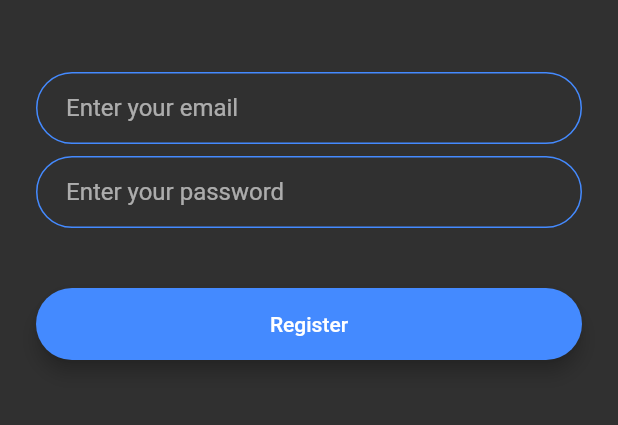
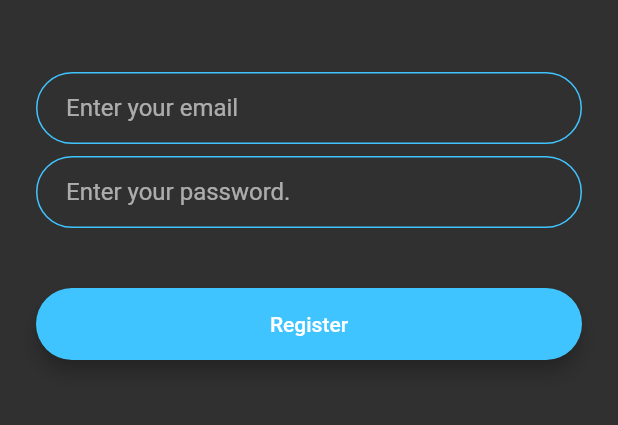
Before and after one commit to arjitmishra/flash_chat, a Flutter app: the screen it shows after launch, after a tap on "Register", on a phone screen of 412 x 824 dp, the part 576-1001 px from its top. Run offline on Flutter 3.47's test engine with Material 2 defaults, Android fonts, the phone set to English and light mode, and no system bars; our stand-ins replace animated_text_kit.

```diff
--- /dev/null
+++ b/lib/components/rounded_button.dart
@@ -0,0 +1,34 @@
+import 'package:flutter/material.dart';
+
+class RoundedButton extends StatelessWidget {
+
+  RoundedButton({
+    this.color,
+    this.title,
+    @required this.onPressed,
+  });
+
+  final Color color;
+  final String title;
+  final Function onPressed;
+
+  @override
+  Widget build(BuildContext context) {
+    return Padding(
+      padding: EdgeInsets.symmetric(vertical: 16.0),
+      child: Material(
+        elevation: 5.0,
+        color: color,
+        borderRadius: BorderRadius.circular(30.0),
+        child: MaterialButton(
+          onPressed: onPressed,
+          minWidth: 200.0,
+          height: 42.0,
+          child: Text(
+            title,
+          ),
+        ),
+      ),
+    );
+  }
+}
--- a/lib/constants.dart
+++ b/lib/constants.dart
@@ -17,3 +17,41 @@ const kMessageContainerDecoration = BoxDecoration(
     top: BorderSide(color: Colors.lightBlueAccent, width: 2.0),
   ),
 );
+
+const kTextFieldEmail = InputDecoration(
+  hintText: 'Enter your email',
+  contentPadding:
+  EdgeInsets.symmetric(vertical: 10.0, horizontal: 20.0),
+  border: OutlineInputBorder(
+    borderRadius: BorderRadius.all(Radius.circular(32.0)),
+  ),
+  enabledBorder: OutlineInputBorder(
+    borderSide:
+    BorderSide(color: Colors.lightBlueAccent, width: 1.0),
+    borderRadius: BorderRadius.all(Radius.circular(32.0)),
+  ),
+  focusedBorder: OutlineInputBorder(
+    borderSide:
+    BorderSide(color: Colors.lightBlueAccent, width: 2.0),
+    borderRadius: BorderRadius.all(Radius.circular(32.0)),
+  ),
+);
+
+const kTextFieldPassword = InputDecoration(
+  hintText: 'Enter your password.',
+  contentPadding:
+  EdgeInsets.symmetric(vertical: 10.0, horizontal: 20.0),
+  border: OutlineInputBorder(
+    borderRadius: BorderRadius.all(Radius.circular(32.0)),
+  ),
+  enabledBorder: OutlineInputBorder(
+    borderSide:
+    BorderSide(color: Colors.lightBlueAccent, width: 1.0),
+    borderRadius: BorderRadius.all(Radius.circular(32.0)),
+  ),
+  focusedBorder: OutlineInputBorder(
+    borderSide:
+    BorderSide(color: Colors.lightBlueAccent, width: 2.0),
+    borderRadius: BorderRadius.all(Radius.circular(32.0)),
+  ),
+);
--- a/lib/main.dart
+++ b/lib/main.dart
@@ -12,7 +12,7 @@ class FlashChat extends StatelessWidget {
   Widget build(BuildContext context) {
     return MaterialApp(
       debugShowCheckedModeBanner: false,
-      title: "Flop Chat",
+      title: "Dart Chat",
       theme: ThemeData.dark(),
 //            .copyWith(
 //    textTheme: TextTheme(
--- a/lib/screens/login_screen.dart
+++ b/lib/screens/login_screen.dart
@@ -1,3 +1,6 @@
+import 'package:flaschat/components/rounded_button.dart';
+import 'package:flaschat/constants.dart';
+import 'package:flaschat/screens/chat_screen.dart';
 import 'package:flutter/material.dart';
 
 class LoginScreen extends StatefulWidget {
@@ -33,24 +36,7 @@ class _LoginScreenState extends State<LoginScreen> {
               onChanged: (value) {
                 //Do something with the user input.
               },
-              decoration: InputDecoration(
-                hintText: 'Enter your email',
-                contentPadding:
-                    EdgeInsets.symmetric(vertical: 10.0, horizontal: 20.0),
-                border: OutlineInputBorder(
-                  borderRadius: BorderRadius.all(Radius.circular(32.0)),
-                ),
-                enabledBorder: OutlineInputBorder(
-                  borderSide:
-                      BorderSide(color: Colors.lightBlueAccent, width: 1.0),
-                  borderRadius: BorderRadius.all(Radius.circular(32.0)),
-                ),
-                focusedBorder: OutlineInputBorder(
-                  borderSide:
-                      BorderSide(color: Colors.lightBlueAccent, width: 2.0),
-                  borderRadius: BorderRadius.all(Radius.circular(32.0)),
-                ),
-              ),
+              decoration: kTextFieldEmail,
             ),
             SizedBox(
               height: 8.0,
@@ -59,45 +45,20 @@ class _LoginScreenState extends State<LoginScreen> {
               onChanged: (value) {
                 //Do something with the user input.
               },
-              decoration: InputDecoration(
-                hintText: 'Enter your password.',
-                contentPadding:
-                    EdgeInsets.symmetric(vertical: 10.0, horizontal: 20.0),
-                border: OutlineInputBorder(
-                  borderRadius: BorderRadius.all(Radius.circular(32.0)),
-                ),
-                enabledBorder: OutlineInputBorder(
-                  borderSide:
-                      BorderSide(color: Colors.lightBlueAccent, width: 1.0),
-                  borderRadius: BorderRadius.all(Radius.circular(32.0)),
-                ),
-                focusedBorder: OutlineInputBorder(
-                  borderSide:
-                      BorderSide(color: Colors.lightBlueAccent, width: 2.0),
-                  borderRadius: BorderRadius.all(Radius.circular(32.0)),
-                ),
-              ),
+              decoration: kTextFieldPassword,
             ),
             SizedBox(
               height: 24.0,
             ),
-            Padding(
-              padding: EdgeInsets.symmetric(vertical: 16.0),
-              child: Material(
-                color: Colors.lightBlueAccent,
-                borderRadius: BorderRadius.all(Radius.circular(30.0)),
-                elevation: 5.0,
-                child: MaterialButton(
-                  onPressed: () {
-                    //Implement login functionality.
-                  },
-                  minWidth: 200.0,
-                  height: 42.0,
-                  child: Text(
-                    'Log In',
-                  ),
-                ),
-              ),
+            RoundedButton(
+              title: 'Log In',
+              color: Colors.lightBlueAccent,
+              onPressed: () {
+                Navigator.pushNamed(
+                  context,
+                  ChatScreen.id,
+                );
+              },
             ),
           ],
         ),
--- a/lib/screens/registration_screen.dart
+++ b/lib/screens/registration_screen.dart
@@ -1,3 +1,6 @@
+import 'package:flaschat/components/rounded_button.dart';
+import 'package:flaschat/constants.dart';
+import 'package:flaschat/screens/chat_screen.dart';
 import 'package:flutter/material.dart';
 
 class RegistrationScreen extends StatefulWidget {
@@ -33,22 +36,7 @@ class _RegistrationScreenState extends State<RegistrationScreen> {
               onChanged: (value) {
                 //Do something with the user input.
               },
-              decoration: InputDecoration(
-                hintText: 'Enter your email',
-                contentPadding:
-                    EdgeInsets.symmetric(vertical: 10.0, horizontal: 20.0),
-                border: OutlineInputBorder(
-                  borderRadius: BorderRadius.all(Radius.circular(32.0)),
-                ),
-                enabledBorder: OutlineInputBorder(
-                  borderSide: BorderSide(color: Colors.blueAccent, width: 1.0),
-                  borderRadius: BorderRadius.all(Radius.circular(32.0)),
-                ),
-                focusedBorder: OutlineInputBorder(
-                  borderSide: BorderSide(color: Colors.blueAccent, width: 2.0),
-                  borderRadius: BorderRadius.all(Radius.circular(32.0)),
-                ),
-              ),
+              decoration: kTextFieldEmail,
             ),
             SizedBox(
               height: 8.0,
@@ -57,44 +45,20 @@ class _RegistrationScreenState extends State<RegistrationScreen> {
               onChanged: (value) {
                 //Do something with the user input.
               },
-              decoration: InputDecoration(
-                hintText: 'Enter your password',
-                contentPadding:
-                    EdgeInsets.symmetric(vertical: 10.0, horizontal: 20.0),
-                border: OutlineInputBorder(
-                  borderRadius: BorderRadius.all(Radius.circular(32.0)),
-                ),
-                enabledBorder: OutlineInputBorder(
-                  borderSide: BorderSide(color: Colors.blueAccent, width: 1.0),
-                  borderRadius: BorderRadius.all(Radius.circular(32.0)),
-                ),
-                focusedBorder: OutlineInputBorder(
-                  borderSide: BorderSide(color: Colors.blueAccent, width: 2.0),
-                  borderRadius: BorderRadius.all(Radius.circular(32.0)),
-                ),
-              ),
+              decoration: kTextFieldPassword,
             ),
             SizedBox(
               height: 24.0,
             ),
-            Padding(
-              padding: EdgeInsets.symmetric(vertical: 16.0),
-              child: Material(
-                color: Colors.blueAccent,
-                borderRadius: BorderRadius.all(Radius.circular(30.0)),
-                elevation: 5.0,
-                child: MaterialButton(
-                  onPressed: () {
-                    //Implement registration functionality.
-                  },
-                  minWidth: 200.0,
-                  height: 42.0,
-                  child: Text(
-                    'Register',
-                    style: TextStyle(color: Colors.white),
-                  ),
-                ),
-              ),
+            RoundedButton(
+              title: 'Register',
+              color: Colors.lightBlueAccent,
+              onPressed: () {
+                Navigator.pushNamed(
+                  context,
+                  ChatScreen.id,
+                );
+              },
             ),
           ],
         ),
--- a/lib/screens/welcome_screen.dart
+++ b/lib/screens/welcome_screen.dart
@@ -1,6 +1,8 @@
+import 'package:flaschat/components/rounded_button.dart';
 import 'package:flaschat/screens/login_screen.dart';
 import 'package:flaschat/screens/registration_screen.dart';
 import 'package:flutter/material.dart';
+import 'package:animated_text_kit/animated_text_kit.dart';
 
 class WelcomeScreen extends StatefulWidget {
 
@@ -10,11 +12,55 @@ class WelcomeScreen extends StatefulWidget {
   _WelcomeScreenState createState() => _WelcomeScreenState();
 }
 
-class _WelcomeScreenState extends State<WelcomeScreen> {
+class _WelcomeScreenState extends State<WelcomeScreen> with TickerProviderStateMixin{
+
+  AnimationController controller;
+  Animation animation;
+//  Animation animation1;
+
+  @override
+  void initState() {
+    super.initState();
+    controller = AnimationController(
+      duration: Duration(
+        seconds: 1,
+      ),
+      vsync: this,
+    );
+    animation = CurvedAnimation(
+      parent: controller,
+      curve: Curves.decelerate,
+    );
+//    animation1 = ColorTween(
+//      begin: Colors.grey,
+//      end: Colors.transparent,
+//    ).animate(controller);
+//    animation.addStatusListener((status) {
+//      if(status == AnimationStatus.completed) {
+//        controller.reverse(from: 1.0);
+//      } else if(status == AnimationStatus.dismissed) {
+//        controller.forward();
+//      }
+//    });
+    controller.forward();
+    controller.addListener(() {
+      setState(() {
+
+      });
+      // value
+    });
+  }
+
+  @override
+  void dispose() {
+    controller.dispose();
+    super.dispose();
+  }
+
   @override
   Widget build(BuildContext context) {
     return Scaffold(
-//      backgroundColor: Colors.white,
+      backgroundColor: Colors.black,
       body: Padding(
         padding: EdgeInsets.symmetric(horizontal: 24.0),
         child: Column(
@@ -27,12 +73,14 @@ class _WelcomeScreenState extends State<WelcomeScreen> {
                   tag: "logo",
                   child: Container(
                     child: Image.asset('images/logo.png'),
-                    height: 60.0,
+                    height: animation.value * 80.0,
                   ),
                 ),
-                Text(
-                  'Flop Chat',
-                  style: TextStyle(
+                TypewriterAnimatedTextKit(
+                  totalRepeatCount: 100,
+                  speed: Duration(seconds: 1),
+                  text: ['Dart Chat'],
+                  textStyle: TextStyle(
                     fontSize: 45.0,
                     fontWeight: FontWeight.w900,
                     color: Colors.white,
@@ -43,49 +91,25 @@ class _WelcomeScreenState extends State<WelcomeScreen> {
             SizedBox(
               height: 48.0,
             ),
-            Padding(
-              padding: EdgeInsets.symmetric(vertical: 16.0),
-              child: Material(
-                elevation: 5.0,
+            RoundedButton(
+              title: 'Log In',
               color: Colors.lightBlueAccent,
-                borderRadius: BorderRadius.circular(30.0),
-                child: MaterialButton(
               onPressed: () {
                 Navigator.pushNamed(
                   context,
                   LoginScreen.id,
                 );
-                    //Go to login screen.
               },
-                  minWidth: 200.0,
-                  height: 42.0,
-                  child: Text(
-                    'Log In',
             ),
-                ),
-              ),
-            ),
-            Padding(
-              padding: EdgeInsets.symmetric(vertical: 16.0),
-              child: Material(
+            RoundedButton(
+              title: 'Register',
               color: Colors.blueAccent,
-                borderRadius: BorderRadius.circular(30.0),
-                elevation: 5.0,
-                child: MaterialButton(
               onPressed: () {
                 Navigator.pushNamed(
                   context,
                   RegistrationScreen.id,
                 );
-                    //Go to registration screen.
               },
-                  minWidth: 200.0,
-                  height: 42.0,
-                  child: Text(
-                    'Register',
-                  ),
-                ),
-              ),
             ),
           ],
         ),
--- a/pubspec.yaml
+++ b/pubspec.yaml
@@ -22,6 +22,7 @@ dependencies:
 
   # The following adds the Cupertino Icons font to your application.
   # Use with the CupertinoIcons class for iOS style icons.
+  animated_text_kit: ^2.0.0
   cupertino_icons: ^0.1.2
 
 dev_dependencies:
```
Also changed, not shown: pubspec.lock. Lines whose indentation alone changed are shown as unchanged.
